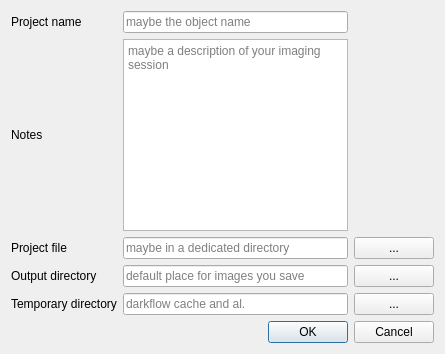
Qt form ui/projectproperties.ui (ploki/darkflow) before a commit.
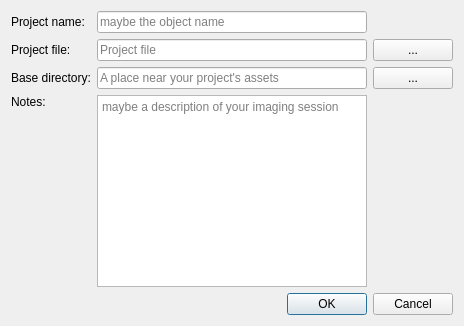
The same form after that commit.

Commit message: base dir and preferences

Diff of the .ui file:
```diff
--- a/ui/projectproperties.ui
+++ b/ui/projectproperties.ui
@@ -6,8 +6,8 @@
    <rect>
     <x>0</x>
     <y>0</y>
-    <width>445</width>
-    <height>354</height>
+    <width>464</width>
+    <height>326</height>
    </rect>
   </property>
   <property name="sizePolicy">
@@ -24,13 +24,6 @@
     <layout class="QVBoxLayout" name="verticalLayout">
      <item>
       <layout class="QGridLayout" name="gridLayout_3">
-       <item row="7" column="0">
-        <widget class="QLabel" name="label_temporary_directory">
-         <property name="text">
-          <string>Temporary directory</string>
-         </property>
-        </widget>
-       </item>
        <item row="0" column="1">
         <widget class="QLineEdit" name="project_name">
          <property name="placeholderText">
@@ -41,63 +34,59 @@
          </property>
         </widget>
        </item>
+       <item row="3" column="1">
+        <widget class="QPlainTextEdit" name="notes">
+         <property name="placeholderText">
+          <string>maybe a description of your imaging session</string>
+         </property>
+        </widget>
+       </item>
+       <item row="3" column="0">
+        <widget class="QLabel" name="label_notes">
+         <property name="text">
+          <string>Notes:</string>
+         </property>
+         <property name="alignment">
+          <set>Qt::AlignLeading|Qt::AlignLeft|Qt::AlignTop</set>
+         </property>
+        </widget>
+       </item>
+       <item row="0" column="0">
+        <widget class="QLabel" name="label_project_name">
+         <property name="text">
+          <string>Project name:</string>
+         </property>
+        </widget>
+       </item>
        <item row="2" column="0">
+        <widget class="QLabel" name="label_baseDir">
+         <property name="text">
+          <string>Base directory:</string>
+         </property>
+        </widget>
+       </item>
+       <item row="1" column="0">
         <widget class="QLabel" name="label_project_file">
          <property name="text">
+          <string>Project file:</string>
+         </property>
+        </widget>
+       </item>
+       <item row="1" column="1">
+        <widget class="QLineEdit" name="project_file">
+         <property name="placeholderText">
           <string>Project file</string>
          </property>
         </widget>
        </item>
        <item row="2" column="1">
-        <widget class="QLineEdit" name="project_file">
+        <widget class="QLineEdit" name="valueBaseDir">
          <property name="placeholderText">
-          <string>maybe in a dedicated directory</string>
+          <string>A place near your project's assets</string>
          </property>
         </widget>
        </item>
-       <item row="0" column="0">
-        <widget class="QLabel" name="label_project_name">
-         <property name="text">
-          <string>Project name</string>
-         </property>
-        </widget>
-       </item>
-       <item row="7" column="1">
-        <widget class="QLineEdit" name="temporary_directory">
-         <property name="placeholderText">
-          <string>darkflow cache and al.</string>
-         </property>
-        </widget>
-       </item>
-       <item row="3" column="1">
-        <widget class="QLineEdit" name="output_directory">
-         <property name="placeholderText">
-          <string>default place for images you save</string>
-         </property>
-        </widget>
-       </item>
-       <item row="3" column="0">
-        <widget class="QLabel" name="label_output_directory">
-         <property name="text">
-          <string>Output directory</string>
-         </property>
-        </widget>
-       </item>
-       <item row="1" column="0">
-        <widget class="QLabel" name="label_notes">
-         <property name="text">
-          <string>Notes</string>
-         </property>
-        </widget>
-       </item>
-       <item row="3" column="2">
-        <widget class="QPushButton" name="button_output_directory">
-         <property name="text">
-          <string>...</string>
-         </property>
-        </widget>
-       </item>
-       <item row="2" column="2">
+       <item row="1" column="2">
         <widget class="QPushButton" name="button_project_file">
          <property name="text">
           <string>...</string>
@@ -110,32 +99,13 @@
          </property>
         </widget>
        </item>
-       <item row="7" column="2">
-        <widget class="QPushButton" name="button_temporary_directory">
-         <property name="enabled">
-          <bool>true</bool>
-         </property>
-         <property name="sizePolicy">
-          <sizepolicy hsizetype="Minimum" vsizetype="Fixed">
-           <horstretch>0</horstretch>
-           <verstretch>0</verstretch>
-          </sizepolicy>
-         </property>
-         <property name="autoFillBackground">
-          <bool>false</bool>
-         </property>
+       <item row="2" column="2">
+        <widget class="QPushButton" name="buttonBaseDir">
          <property name="text">
           <string>...</string>
          </property>
         </widget>
        </item>
-       <item row="1" column="1">
-        <widget class="QPlainTextEdit" name="notes">
-         <property name="placeholderText">
-          <string>maybe a description of your imaging session</string>
-         </property>
-        </widget>
-       </item>
       </layout>
      </item>
     </layout>
```
Left out of the diff: 23 changed lines with no effect on the pictures. The commit also changes 12 other files.
